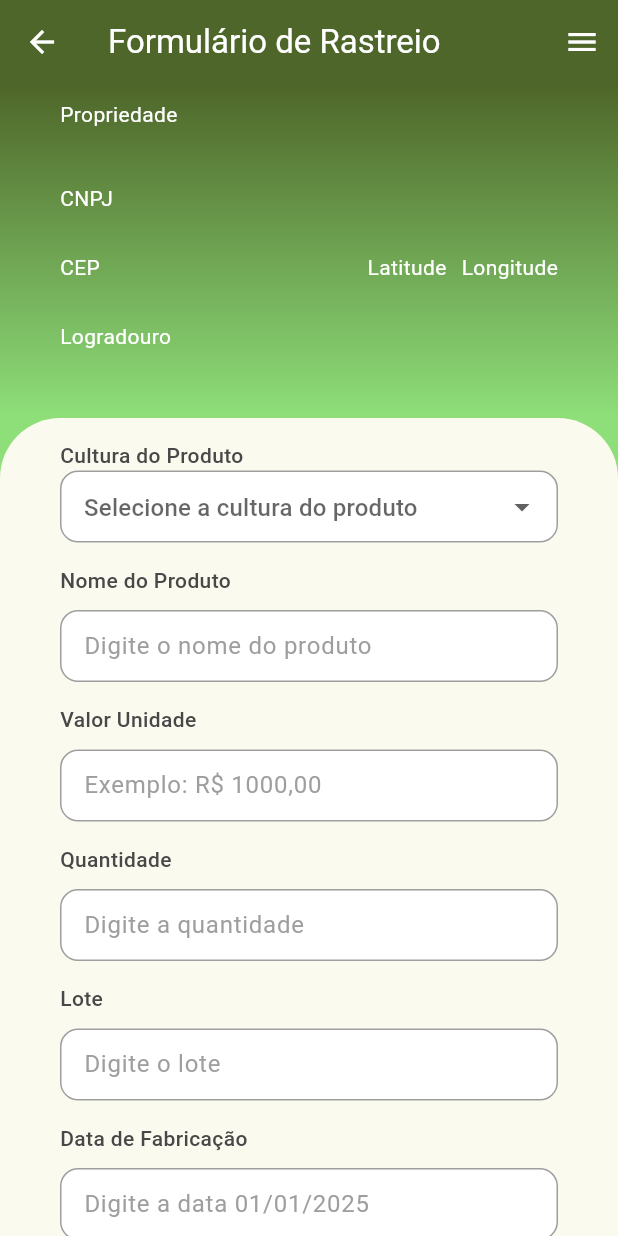
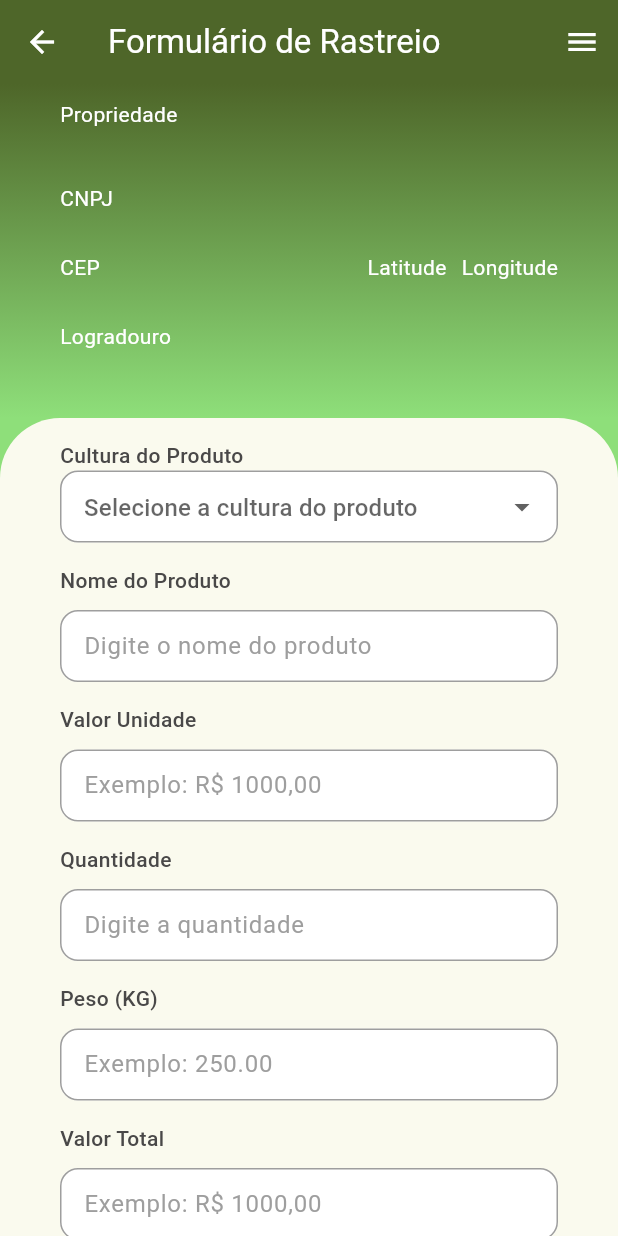
Before and after one commit to Kaio-Goes/farmer, a Flutter app: the CreateRegisterPage screen opened directly with empty values, on a phone screen of 412 x 824 dp. Run offline on Flutter 3.47's test engine with Material 3 defaults, Android fonts, the phone set to English and light mode, and no system bars; our stand-ins replace flutter_multi_formatter, flutter_secure_storage, mask_text_input_formatter; accounts and stored records are empty.

```diff
--- a/lib/pages/register/create_register_page.dart
+++ b/lib/pages/register/create_register_page.dart
@@ -20,11 +20,21 @@ class _CreateRegisterPageState extends State<CreateRegisterPage> {
   final _formKey = GlobalKey<FormState>();
   String? productCulture;
   TextEditingController productNameController = TextEditingController();
-  TextEditingController unitValue = TextEditingController();
-
+  TextEditingController unitValueController = TextEditingController();
   TextEditingController quantityController = TextEditingController();
+  TextEditingController totalValueController = TextEditingController();
+  TextEditingController weightValueController = TextEditingController();
   TextEditingController lotController = TextEditingController();
   TextEditingController manufacturingDateController = TextEditingController();
+  TextEditingController invoiceController = TextEditingController();
+  TextEditingController dateInvoiceController = TextEditingController();
+
+  void _submit() async {
+    final isValid = _formKey.currentState?.validate() ?? false;
+    if (!isValid) {
+      return;
+    }
+  }
 
   @override
   Widget build(BuildContext context) {
@@ -230,7 +240,7 @@ class _CreateRegisterPageState extends State<CreateRegisterPage> {
                             ),
                             SizedBox(height: 15),
                             modernTextFormField(
-                                controller: unitValue,
+                                controller: unitValueController,
                                 validator: (value) => validatorMoney(value),
                                 textInputType:
                                     TextInputType.numberWithOptions(),
@@ -250,6 +260,34 @@ class _CreateRegisterPageState extends State<CreateRegisterPage> {
                                 label: 'Quantidade',
                                 textInputType:
                                     TextInputType.numberWithOptions()),
+                            SizedBox(height: 15),
+                            modernTextFormField(
+                                controller: totalValueController,
+                                validator: (value) => validatorMoney(value),
+                                textInputType:
+                                    TextInputType.numberWithOptions(),
+                                hint: 'Exemplo: 250.00',
+                                label: 'Peso (KG)',
+                                inputFormatters: [
+                                  CurrencyInputFormatter(
+                                    thousandSeparator: ThousandSeparator.Period,
+                                    mantissaLength: 2,
+                                  )
+                                ]),
+                            SizedBox(height: 15),
+                            modernTextFormField(
+                                controller: totalValueController,
+                                validator: (value) => validatorMoney(value),
+                                textInputType:
+                                    TextInputType.numberWithOptions(),
+                                hint: 'Exemplo: R\$ 1000,00',
+                                label: 'Valor Total',
+                                inputFormatters: [
+                                  CurrencyInputFormatter(
+                                    thousandSeparator: ThousandSeparator.Period,
+                                    mantissaLength: 2,
+                                  )
+                                ]),
                             SizedBox(height: 15),
                             modernTextFormField(
                               controller: lotController,
@@ -272,6 +310,45 @@ class _CreateRegisterPageState extends State<CreateRegisterPage> {
                                 )
                               ],
                             ),
+                            SizedBox(height: 15),
+                            modernTextFormField(
+                              controller: invoiceController,
+                              validator: (value) => validatorName(value),
+                              hint: 'Digite o Nº da Nota Fiscal',
+                              label: 'Nota Fiscal',
+                            ),
+                            SizedBox(height: 15),
+                            modernTextFormField(
+                              controller: dateInvoiceController,
+                              validator: (value) => validatorDate(value),
+                              hint: 'Digite a data 01/01/2025',
+                              label: 'Data de Emissão da NF',
+                              textInputType: TextInputType.numberWithOptions(),
+                              inputFormatters: [
+                                MaskTextInputFormatter(
+                                  mask: '##/##/####',
+                                  filter: {"#": RegExp(r'^[0-9]*$')},
+                                  type: MaskAutoCompletionType.lazy,
+                                )
+                              ],
+                            ),
+                            SizedBox(height: 15),
+                            Center(
+                              child: ElevatedButton(
+                                onPressed: _submit,
+                                style: ElevatedButton.styleFrom(
+                                  elevation: 5,
+                                  backgroundColor: colorTertiary,
+                                  padding: const EdgeInsets.symmetric(
+                                      horizontal: 45),
+                                ),
+                                child: const Text(
+                                  'Cadastrar',
+                                  style: TextStyle(color: Colors.white),
+                                ),
+                              ),
+                            ),
+                            SizedBox(height: 40)
                           ],
                         ),
                       ),
```
